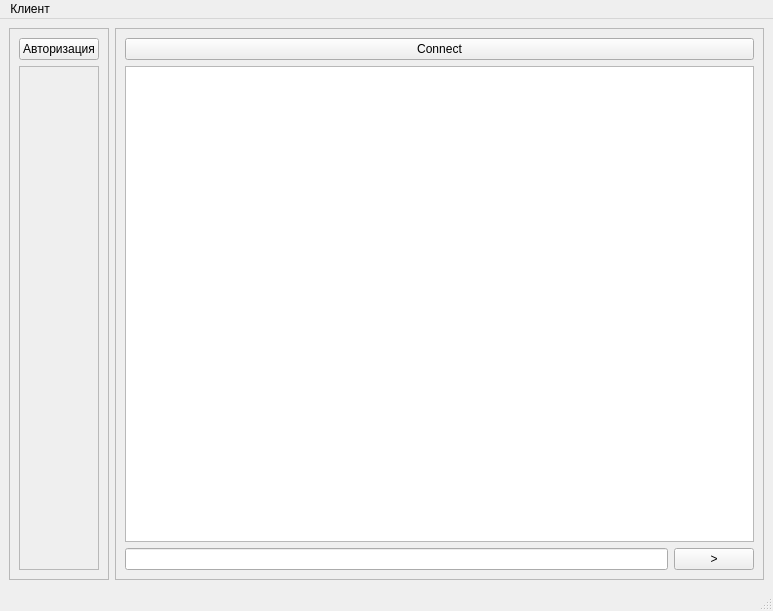
Before: the Qt Designer form Client/mainwindow.ui in KostyaDekhant/Messenger, drawn with Qt 5.
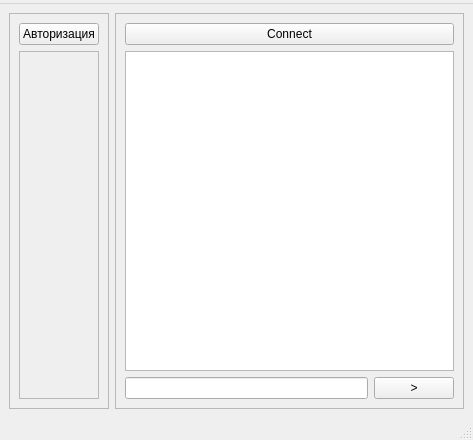
After: the same form once the commit is applied.

What changed in the file:
```diff
--- a/Client/mainwindow.ui
+++ b/Client/mainwindow.ui
@@ -6,8 +6,8 @@
    <rect>
     <x>0</x>
     <y>0</y>
-    <width>773</width>
-    <height>611</height>
+    <width>473</width>
+    <height>440</height>
    </rect>
   </property>
   <property name="windowTitle">
@@ -66,6 +66,16 @@
        <item row="2" column="0">
         <widget class="QLineEdit" name="lineEdit"/>
        </item>
+       <item row="1" column="0" colspan="2">
+        <widget class="QTextBrowser" name="textBrowser">
+         <property name="verticalScrollBarPolicy">
+          <enum>Qt::ScrollBarAlwaysOff</enum>
+         </property>
+         <property name="horizontalScrollBarPolicy">
+          <enum>Qt::ScrollBarAlwaysOff</enum>
+         </property>
+        </widget>
+       </item>
        <item row="2" column="1">
         <widget class="QPushButton" name="pushButton_2">
          <property name="text">
@@ -83,13 +93,13 @@
     <rect>
      <x>0</x>
      <y>0</y>
-     <width>773</width>
+     <width>473</width>
      <height>25</height>
     </rect>
    </property>
    <widget class="QMenu" name="menu">
     <property name="title">
-     <string>Клиент</string>
+     <string/>
     </property>
    </widget>
    <addaction name="menu"/>
```
Left out of the diff: 20 changed lines with no effect on the pictures.
